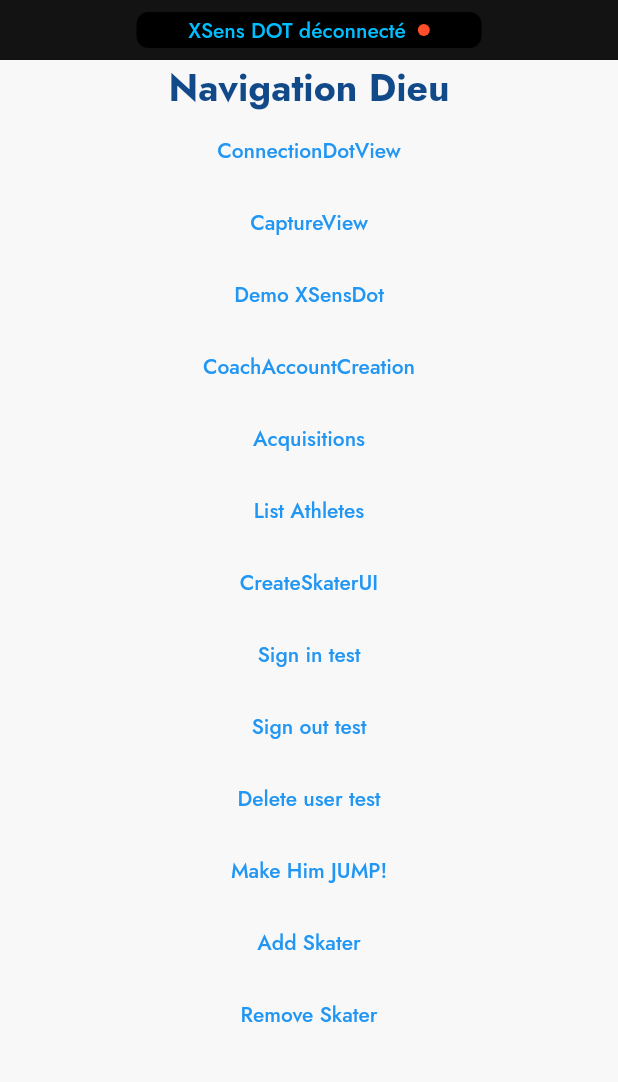
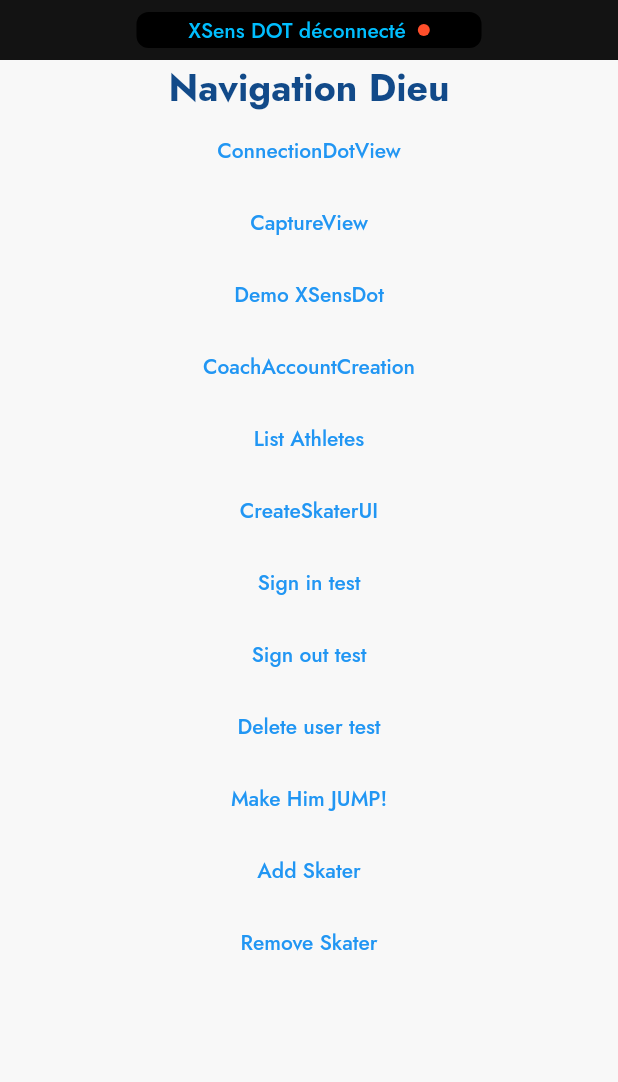
Before and after one commit to s2mLab/figure_skating_jumps, a Flutter app: the screen it shows after launch, on a phone screen of 412 x 824 dp, the part 132-1214 px from its top. Run offline on Flutter 3.47's test engine with Material 2 defaults, Android fonts, the phone set to English and light mode, and no system bars; our stand-ins replace camera, cloud_firestore, firebase_auth, firebase_core, flutter_svg, getwidget and 3 more; missing offline and left inert: media_store_plus, slide_switcher; accounts and stored records are empty; generated files the repository leaves out were written again; statements that could not run were skipped.

```diff
--- a/lib/main.dart
+++ b/lib/main.dart
@@ -14,7 +14,7 @@ import 'package:figure_skating_jumps/widgets/views/capture_view.dart';
 import 'package:figure_skating_jumps/widgets/views/coach_account_creation_view.dart';
 import 'package:figure_skating_jumps/widgets/views/connection_dot_view.dart';
 import 'package:figure_skating_jumps/widgets/views/demo_connection_view.dart';
-import 'package:figure_skating_jumps/widgets/views/list_athlete_view.dart';
+import 'package:figure_skating_jumps/widgets/views/list_athletes_view.dart';
 import 'package:figure_skating_jumps/widgets/views/login_view.dart';
 import 'package:figure_skating_jumps/widgets/views/skater_creation_view.dart';
 import 'package:firebase_auth/firebase_auth.dart';
@@ -93,7 +93,7 @@ class FigureSkatingJumpApp extends StatelessWidget {
               '/Login': (context) => const LoginView(),
               '/CreateSkater': (context) => const SkaterCreationView(),
               '/Acquisitions': (context) => const AcquisitionsView(),
-              '/ListAthletes': (context) => ListAthletesView(),
+              '/ListAthletes': (context) => const ListAthletesView(),
             },
             debugShowCheckedModeBanner: false,
             theme: ThemeData(
@@ -118,31 +118,6 @@ class GodView extends StatefulWidget {
 }
 
 class _GodViewState extends State<GodView> {
-  // REMOVE ONCE LIST OF ATHLETE IS DONE. FROM HERE
-  late SkatingUser _skater;
-
-  @override
-  void initState() {
-    super.initState();
-    WidgetsBinding.instance.addPostFrameCallback((_) {
-      _loadUser();
-    });
-  }
-
-  _loadUser() async {
-    FirebaseAuth firebaseAuth = FirebaseAuth.instance;
-    FirebaseFirestore firestore = FirebaseFirestore.instance;
-
-    DocumentSnapshot<Map<String, dynamic>> userInfoSnapshot = await firestore
-        .collection("users")
-        .doc("QbTascjmGwNo28lZPYWCQagIthI3")
-        .get();
-    SkatingUser skater = SkatingUser.fromFirestore(
-        firebaseAuth.currentUser?.uid, userInfoSnapshot);
-    _skater = skater;
-  }
-  // TO HERE
-
   @override
   Widget build(BuildContext context) {
     return Scaffold(
@@ -190,12 +165,12 @@ class _GodViewState extends State<GodView> {
                 );
               },
               child: const Text('CoachAccountCreation')),
-          TextButton(
-              onPressed: () {
-                Navigator.pushNamed(context, '/Acquisitions',
-                    arguments: _skater);
-              },
-              child: const Text('Acquisitions')),
+          // TextButton(
+          //     onPressed: () {
+          //       Navigator.pushNamed(context, '/Acquisitions',
+          //           arguments: _skater);
+          //     },
+          //     child: const Text('Acquisitions')),
           TextButton(
               onPressed: () async {
                 // This line is temp. Eventually user will already be logged in. Remove async then.
```
Also changed, not shown: lib/widgets/views/list_athletes_view.dart (renamed from lib/widgets/views/list_athlete_view.dart, +9 -3 lines).
